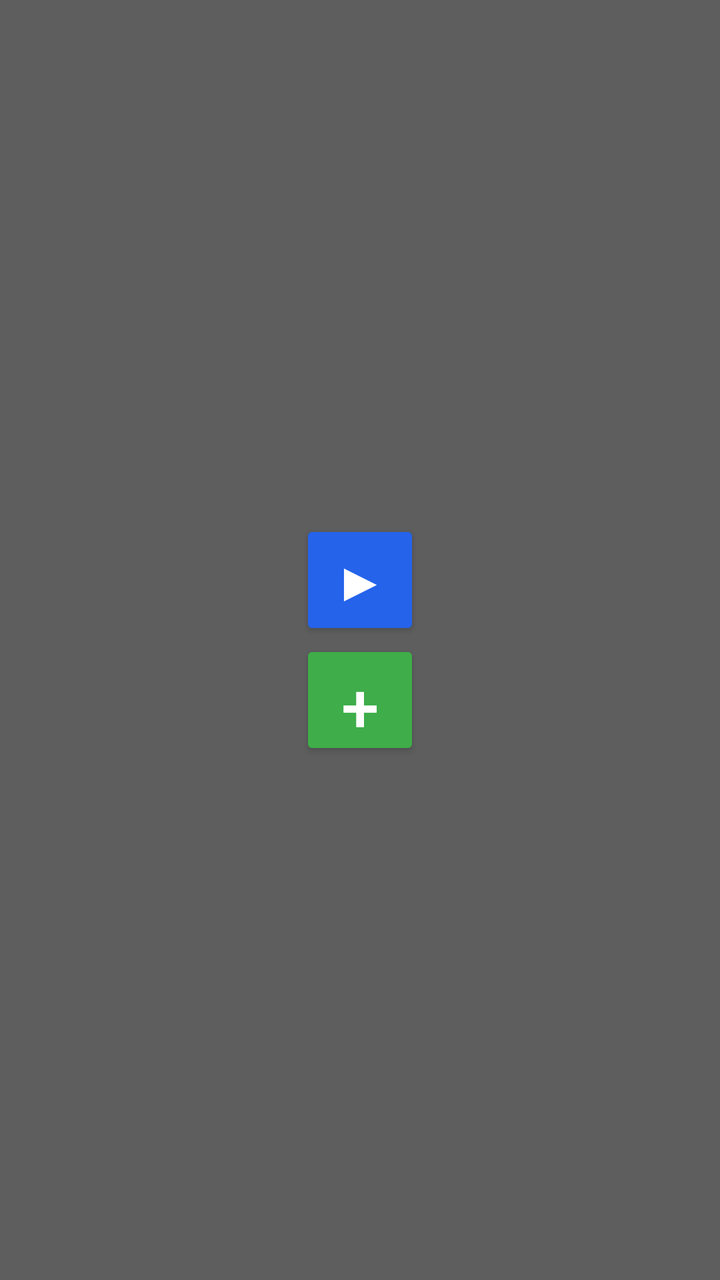
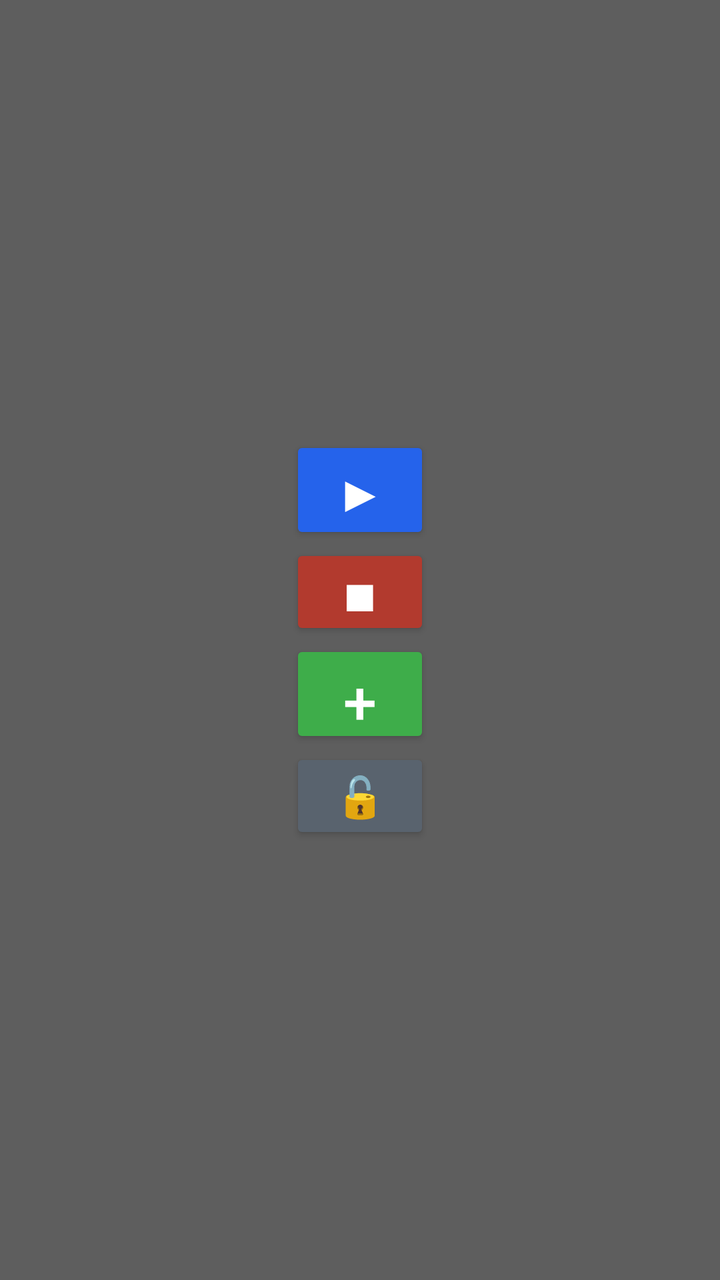

Compare the two renders of this Android layout. The source of the first and the diff that turns it into the second are given below.
<!-- AndroidManifest.xml: application theme Theme.AppCompat.DayNight -->
<!-- res/layout/floating_controller.xml -->
<?xml version="1.0" encoding="utf-8"?>
<LinearLayout xmlns:android="http://schemas.android.com/apk/res/android"
    android:layout_width="72dp"
    android:layout_height="wrap_content"
    android:orientation="vertical"
    android:gravity="center"
    android:padding="4dp"
    android:background="#D9444444">

    <Button
        android:id="@+id/controllerPlay"
        android:layout_width="60dp"
        android:layout_height="60dp"
        android:text="▶"
        android:textSize="28sp"
        android:textColor="#FFFFFF"
        android:backgroundTint="#2563EB"
        android:contentDescription="Start automatic change" />

    <Button
        android:id="@+id/controllerRestore"
        android:layout_width="60dp"
        android:layout_height="60dp"
        android:text="+"
        android:textSize="34sp"
        android:textColor="#FFFFFF"
        android:backgroundTint="#3EAD4A"
        android:contentDescription="Restore all targets" />

</LinearLayout>
<!-- resources referenced by this layout -->
<resources>

</resources>

<!-- the commit's change to res/layout/floating_controller.xml (unified diff, before → after) -->
@@ -1,6 +1,6 @@
 <?xml version="1.0" encoding="utf-8"?>
 <LinearLayout xmlns:android="http://schemas.android.com/apk/res/android"
-    android:layout_width="72dp"
+    android:layout_width="84dp"
     android:layout_height="wrap_content"
     android:orientation="vertical"
     android:gravity="center"
@@ -9,22 +9,42 @@
 
     <Button
         android:id="@+id/controllerPlay"
-        android:layout_width="60dp"
-        android:layout_height="60dp"
+        android:layout_width="70dp"
+        android:layout_height="54dp"
         android:text="▶"
-        android:textSize="28sp"
+        android:textSize="26sp"
         android:textColor="#FFFFFF"
         android:backgroundTint="#2563EB"
         android:contentDescription="Start automatic change" />
 
     <Button
+        android:id="@+id/controllerStop"
+        android:layout_width="70dp"
+        android:layout_height="48dp"
+        android:text="■"
+        android:textSize="22sp"
+        android:textColor="#FFFFFF"
+        android:backgroundTint="#B23A2E"
+        android:contentDescription="Stop automatic change" />
+
+    <Button
         android:id="@+id/controllerRestore"
-        android:layout_width="60dp"
-        android:layout_height="60dp"
+        android:layout_width="70dp"
+        android:layout_height="54dp"
         android:text="+"
-        android:textSize="34sp"
+        android:textSize="30sp"
         android:textColor="#FFFFFF"
         android:backgroundTint="#3EAD4A"
         android:contentDescription="Restore all targets" />
 
+    <Button
+        android:id="@+id/controllerLock"
+        android:layout_width="70dp"
+        android:layout_height="48dp"
+        android:text="🔓"
+        android:textSize="20sp"
+        android:textColor="#FFFFFF"
+        android:backgroundTint="#59636E"
+        android:contentDescription="Lock or unlock targets" />
+
 </LinearLayout>
